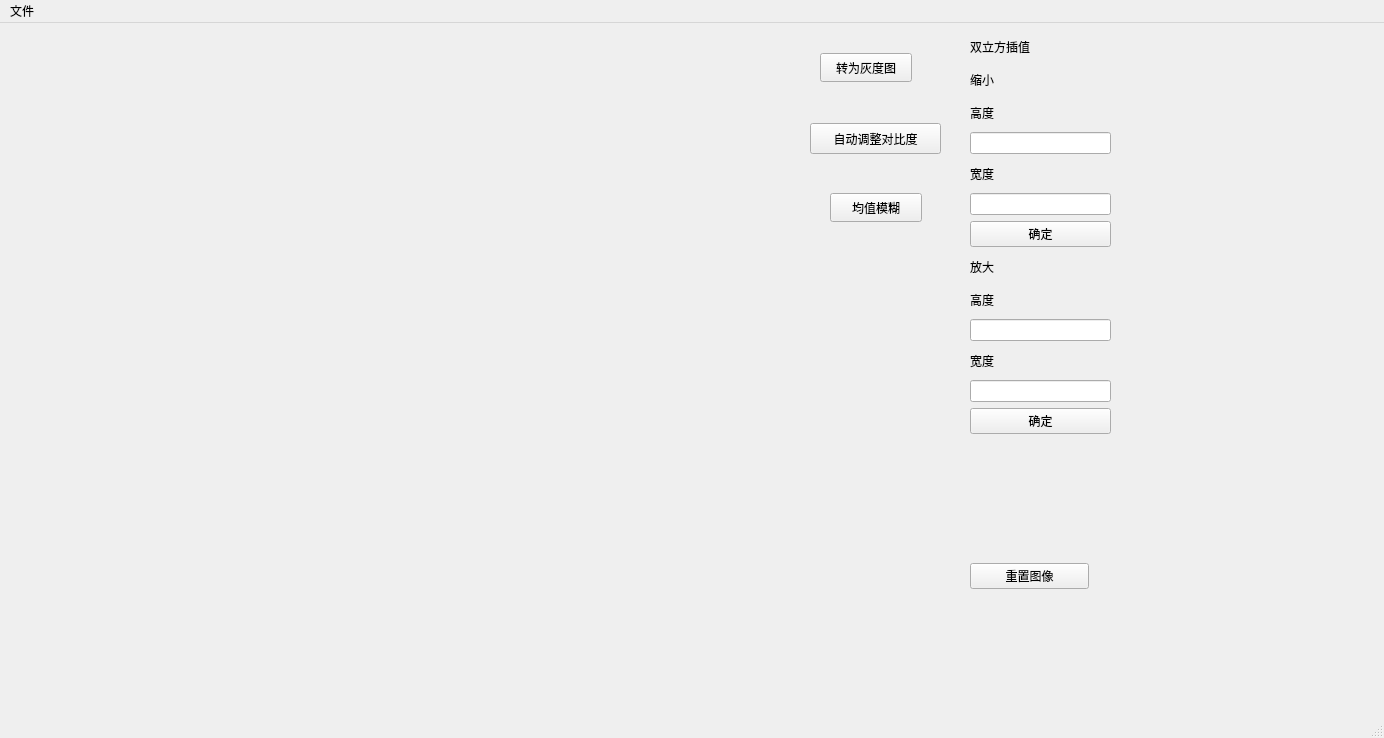
First picture: the form in ImageWithUI/mainwindow.ui, repository Obj4ct/ImageWithUI, before the edit.
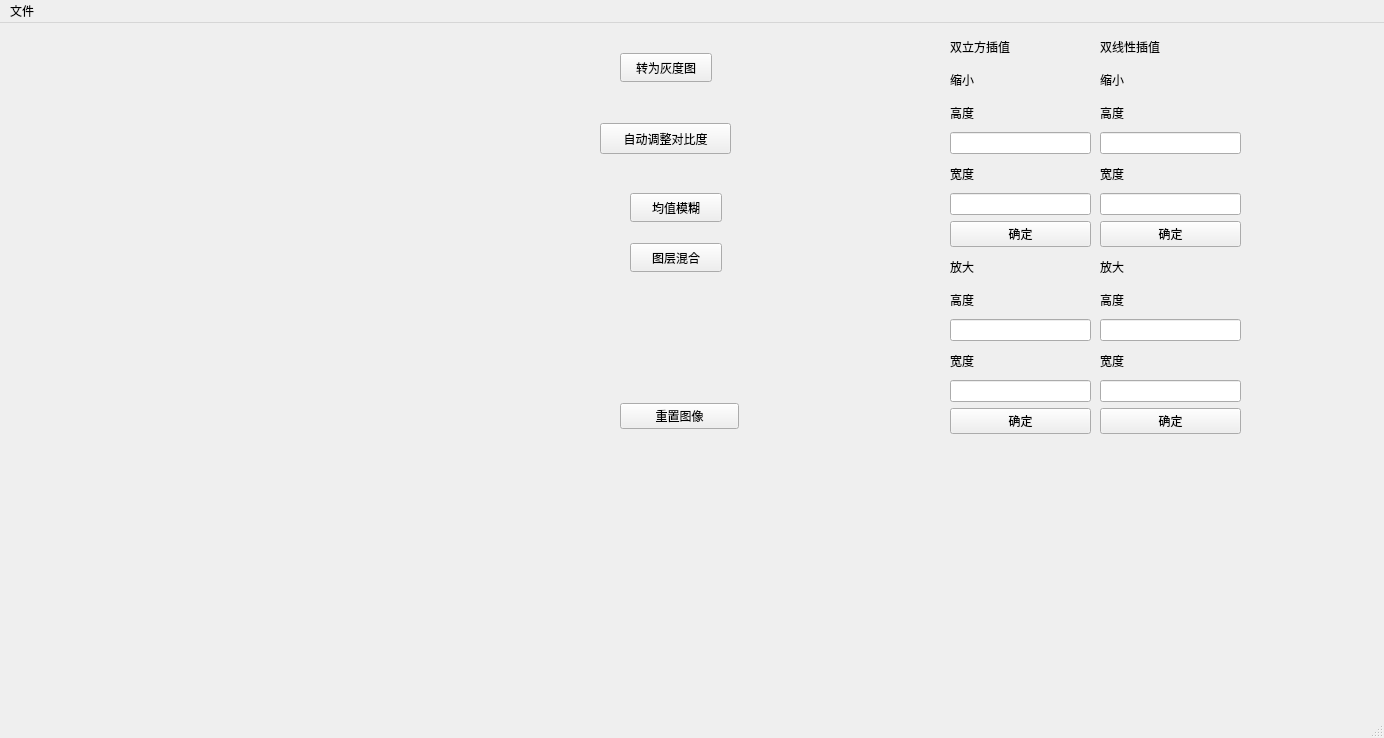
Second picture: the form after the edit.

Commit message: 添加了图层混合的界面

```diff
--- a/ImageWithUI/mainwindow.ui
+++ b/ImageWithUI/mainwindow.ui
@@ -19,8 +19,8 @@
      <rect>
       <x>20</x>
       <y>40</y>
-      <width>731</width>
-      <height>581</height>
+      <width>541</width>
+      <height>511</height>
      </rect>
     </property>
     <property name="text">
@@ -30,10 +30,10 @@
    <widget class="QWidget" name="widget" native="true">
     <property name="geometry">
      <rect>
-      <x>780</x>
+      <x>580</x>
       <y>0</y>
-      <width>541</width>
-      <height>611</height>
+      <width>741</width>
+      <height>651</height>
      </rect>
     </property>
     <widget class="QPushButton" name="btn_gray">
@@ -52,7 +52,7 @@
     <widget class="QPushButton" name="btn_autoContrast">
      <property name="geometry">
       <rect>
-       <x>30</x>
+       <x>20</x>
        <y>100</y>
        <width>131</width>
        <height>31</height>
@@ -78,7 +78,7 @@
     <widget class="QWidget" name="widget_2" native="true">
      <property name="geometry">
       <rect>
-       <x>190</x>
+       <x>370</x>
        <y>10</y>
        <width>141</width>
        <height>401</height>
@@ -165,8 +165,8 @@
     <widget class="QPushButton" name="btn_resetAll">
      <property name="geometry">
       <rect>
-       <x>190</x>
-       <y>540</y>
+       <x>40</x>
+       <y>380</y>
        <width>119</width>
        <height>26</height>
       </rect>
@@ -175,6 +175,106 @@
       <string>重置图像</string>
      </property>
     </widget>
+    <widget class="QWidget" name="widget_3" native="true">
+     <property name="geometry">
+      <rect>
+       <x>520</x>
+       <y>10</y>
+       <width>141</width>
+       <height>401</height>
+      </rect>
+     </property>
+     <layout class="QVBoxLayout" name="verticalLayout_2">
+      <item>
+       <widget class="QLabel" name="label_6">
+        <property name="text">
+         <string>双线性插值</string>
+        </property>
+       </widget>
+      </item>
+      <item>
+       <widget class="QLabel" name="label_9">
+        <property name="text">
+         <string>缩小</string>
+        </property>
+       </widget>
+      </item>
+      <item>
+       <widget class="QLabel" name="label_10">
+        <property name="text">
+         <string>高度</string>
+        </property>
+       </widget>
+      </item>
+      <item>
+       <widget class="QLineEdit" name="lineEdit_small_bilinear_height"/>
+      </item>
+      <item>
+       <widget class="QLabel" name="label_11">
+        <property name="text">
+         <string>宽度</string>
+        </property>
+       </widget>
+      </item>
+      <item>
+       <widget class="QLineEdit" name="lineEdit_small_bilinear_width"/>
+      </item>
+      <item>
+       <widget class="QPushButton" name="btn_small_bilinear">
+        <property name="text">
+         <string>确定</string>
+        </property>
+       </widget>
+      </item>
+      <item>
+       <widget class="QLabel" name="label_12">
+        <property name="text">
+         <string>放大</string>
+        </property>
+       </widget>
+      </item>
+      <item>
+       <widget class="QLabel" name="label_13">
+        <property name="text">
+         <string>高度</string>
+        </property>
+       </widget>
+      </item>
+      <item>
+       <widget class="QLineEdit" name="lineEdit_large_bilinear_height"/>
+      </item>
+      <item>
+       <widget class="QLabel" name="label_14">
+        <property name="text">
+         <string>宽度</string>
+        </property>
+       </widget>
+      </item>
+      <item>
+       <widget class="QLineEdit" name="lineEdit_large_bilinear_width"/>
+      </item>
+      <item>
+       <widget class="QPushButton" name="btn_large_bilinear">
+        <property name="text">
+         <string>确定</string>
+        </property>
+       </widget>
+      </item>
+     </layout>
+    </widget>
+    <widget class="QPushButton" name="btn_blend">
+     <property name="geometry">
+      <rect>
+       <x>50</x>
+       <y>220</y>
+       <width>92</width>
+       <height>29</height>
+      </rect>
+     </property>
+     <property name="text">
+      <string>图层混合</string>
+     </property>
+    </widget>
    </widget>
   </widget>
   <widget class="QMenuBar" name="menubar">
```
The commit also changes 5 other files.
